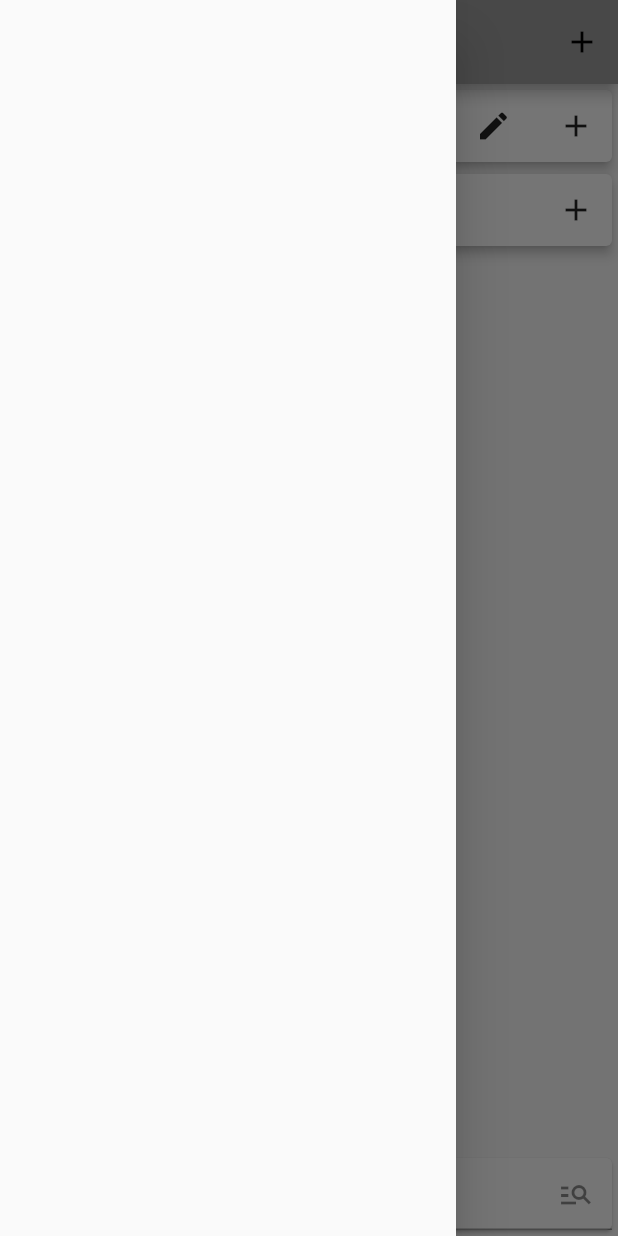
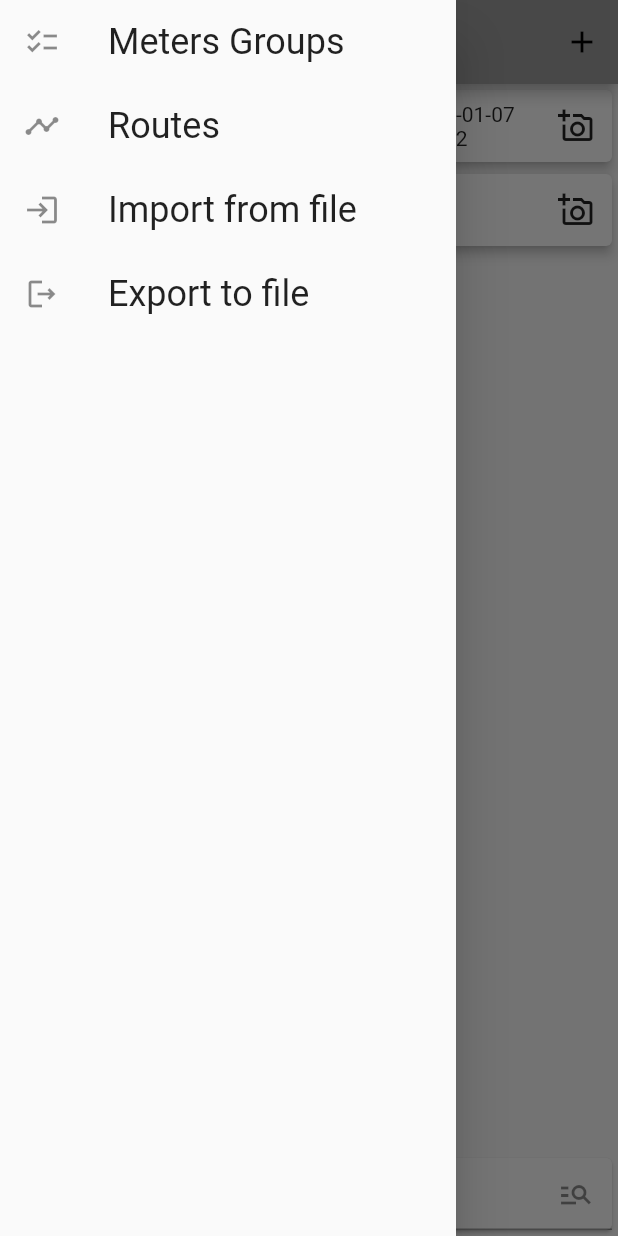
Before and after one commit to lavruh/ValueCollector, a Flutter app: the screen it shows after launch, with the side drawer open, on a phone screen of 412 x 824 dp. Run offline on Flutter 3.47's test engine with Material 2 defaults, Android fonts, the phone set to English and light mode, and no system bars; our stand-ins replace camera, get, shared_preferences; missing offline and left inert: google_ml_vision, syncfusion_flutter_pdf; Roboto replaces fonts that are missing (Georgia).

Commit message:
drawer menu, data folder,

```diff
--- a/lib/data/services/file_meters_service.dart
+++ /dev/null
@@ -1 +0,0 @@
-class FileMetersService {}
--- a/lib/di.dart
+++ b/lib/di.dart
@@ -1,3 +1,5 @@
+import 'dart:io';
+
 import 'package:camera/camera.dart';
 import 'package:get/get.dart';
 import 'package:rh_collector/data/services/db_service.dart';
@@ -10,8 +12,13 @@ import 'package:shared_preferences/shared_preferences.dart';
 import 'package:rh_collector/domain/states/camera_state.dart';
 
 List<CameraDescription> cameras = [];
+String appDataPath = "/storage/emulated/0/ValueCollector";
+// TODO store all data in related folder
 
 init_dependencies() async {
+  if (Directory(appDataPath).existsSync() == false) {
+    final d = Directory(appDataPath).create();
+  }
   Get.put<SharedPreferences>(await SharedPreferences.getInstance());
   Get.put<Recognizer>(Recognizer());
   Get.put<CameraState>(CameraState(), permanent: true);
--- a/lib/domain/states/camera_state.dart
+++ b/lib/domain/states/camera_state.dart
@@ -15,7 +15,7 @@ class CameraState extends GetxController {
 
   FlashMode flashMode = FlashMode.off;
   final reading = "".obs;
-  File tmpFile = File("/storage/emulated/0/tmp.jpg");
+  File tmpFile = File(appDataPath + "/tmp.jpg");
 
   toggleFlashMode() {
     if ((flashMode.index + 1) == FlashMode.values.length) {
--- /dev/null
+++ b/lib/domain/states/data_from_file_state.dart
@@ -0,0 +1,3 @@
+import 'package:get/get.dart';
+
+class DataFromFileState extends GetxController {}
--- a/lib/ui/screens/meters_screen.dart
+++ b/lib/ui/screens/meters_screen.dart
@@ -3,6 +3,7 @@ import 'package:get/get.dart';
 import 'package:rh_collector/domain/entities/meter.dart';
 import 'package:rh_collector/domain/states/meter_groups_state.dart';
 import 'package:rh_collector/domain/states/meters_state.dart';
+import 'package:rh_collector/ui/widgets/drawer_menu_widget.dart';
 import 'package:rh_collector/ui/widgets/meter_widget.dart';
 import 'package:rh_collector/ui/widgets/meters_bottom_panel_widget.dart';
 
@@ -52,9 +53,7 @@ class _MetersScreenState extends State<MetersScreen> {
         }
       }),
       bottomSheet: const MetersBottomPanalWidget(),
-      drawer: Drawer(
-        child: Wrap(),
-      ),
+      drawer: DrawerMenuWidget(),
     );
   }
 }
--- /dev/null
+++ b/lib/ui/widgets/drawer_menu_widget.dart
@@ -0,0 +1,57 @@
+import 'package:flutter/material.dart';
+import 'package:get/get.dart';
+import 'package:rh_collector/domain/states/meters_state.dart';
+import 'package:rh_collector/ui/widgets/meters_groups_widget.dart';
+
+class DrawerMenuWidget extends StatelessWidget {
+  const DrawerMenuWidget({Key? key}) : super(key: key);
+
+  @override
+  Widget build(BuildContext context) {
+    final textTheme = Theme.of(context).textTheme.headline5;
+    return Drawer(
+      child: ListView(
+        children: [
+          ListTile(
+            leading: const Icon(Icons.checklist_outlined),
+            title: Text(
+              "Meters Groups",
+              style: textTheme,
+            ),
+            onTap: () async {
+              await showDialog(
+                  context: context,
+                  builder: (BuildContext context) =>
+                      const MetersGroupsWidget());
+              Get.find<MetersState>().update();
+            },
+          ),
+          ListTile(
+            leading: const Icon(Icons.timeline_outlined),
+            title: Text(
+              "Routes",
+              style: textTheme,
+            ),
+            onTap: () async {},
+          ),
+          ListTile(
+            leading: const Icon(Icons.login_outlined),
+            title: Text(
+              "Import from file",
+              style: textTheme,
+            ),
+            onTap: () async {},
+          ),
+          ListTile(
+            leading: const Icon(Icons.logout_outlined),
+            title: Text(
+              "Export to file",
+              style: textTheme,
+            ),
+            onTap: () async {},
+          ),
+        ],
+      ),
+    );
+  }
+}
--- a/lib/ui/widgets/meter_widget.dart
+++ b/lib/ui/widgets/meter_widget.dart
@@ -23,9 +23,14 @@ class MeterWidget extends StatelessWidget {
               alignment: WrapAlignment.spaceBetween,
               crossAxisAlignment: WrapCrossAlignment.center,
               children: [
-                Text(
-                  _meter.name,
-                  style: Theme.of(context).textTheme.headline5,
+                TextButton(
+                  onPressed: () {
+                    _openEditor(context);
+                  },
+                  child: Text(
+                    _meter.name,
+                    style: Theme.of(context).textTheme.headline5,
+                  ),
                 ),
                 Text(_meter.unit ?? ""),
                 _meter.values.length > 1
@@ -36,14 +41,9 @@ class MeterWidget extends StatelessWidget {
                     : const SizedBox.shrink(),
                 IconButton(
                     onPressed: () {
-                      _openEditor(context);
-                    },
-                    icon: const Icon(Icons.edit)),
-                IconButton(
-                    onPressed: () {
                       _addReading(context);
                     },
-                    icon: const Icon(Icons.add)),
+                    icon: const Icon(Icons.add_a_photo_outlined)),
               ],
             );
           }),
--- a/pubspec.yaml
+++ b/pubspec.yaml
@@ -16,6 +16,7 @@ dependencies:
   shared_preferences: ^2.0.8
   google_ml_vision: ^0.0.7
   image: ^3.0.8
+  syncfusion_flutter_pdf: ^19.3.57-beta
 
 dev_dependencies:
   flutter_test:
```
Also changed, not shown: lib/data/services/data_from_service.dart (added, +11 -0 lines), lib/data/services/pdf_meters_service.dart (added, +40 -0 lines), pubspec.lock.
